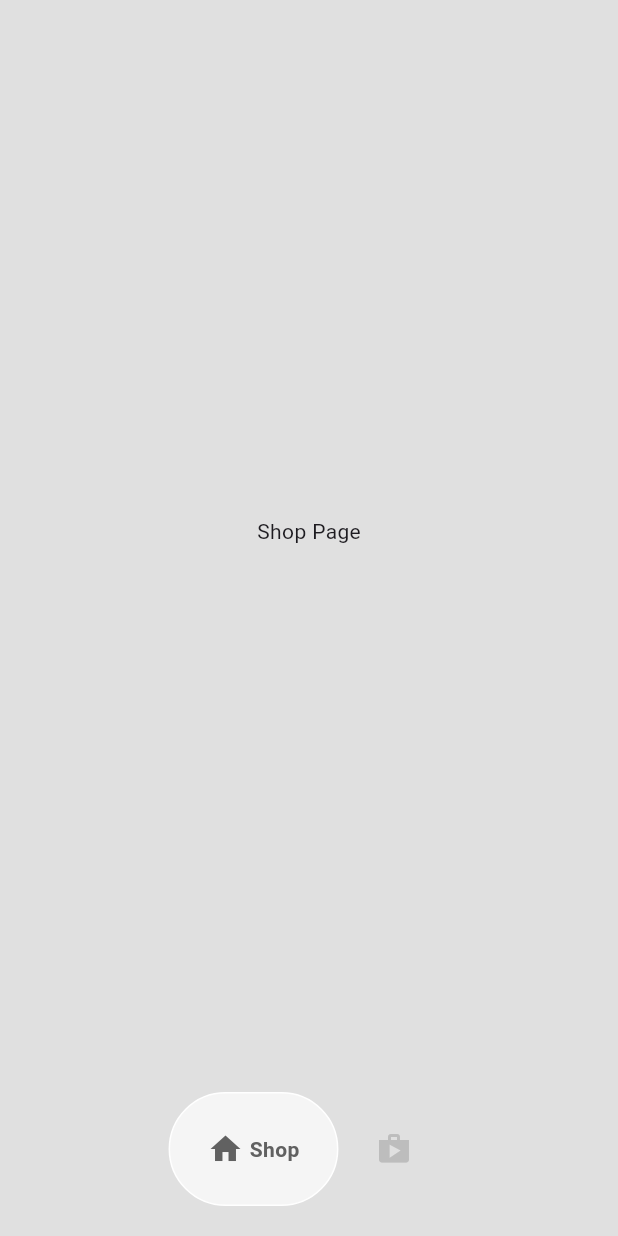
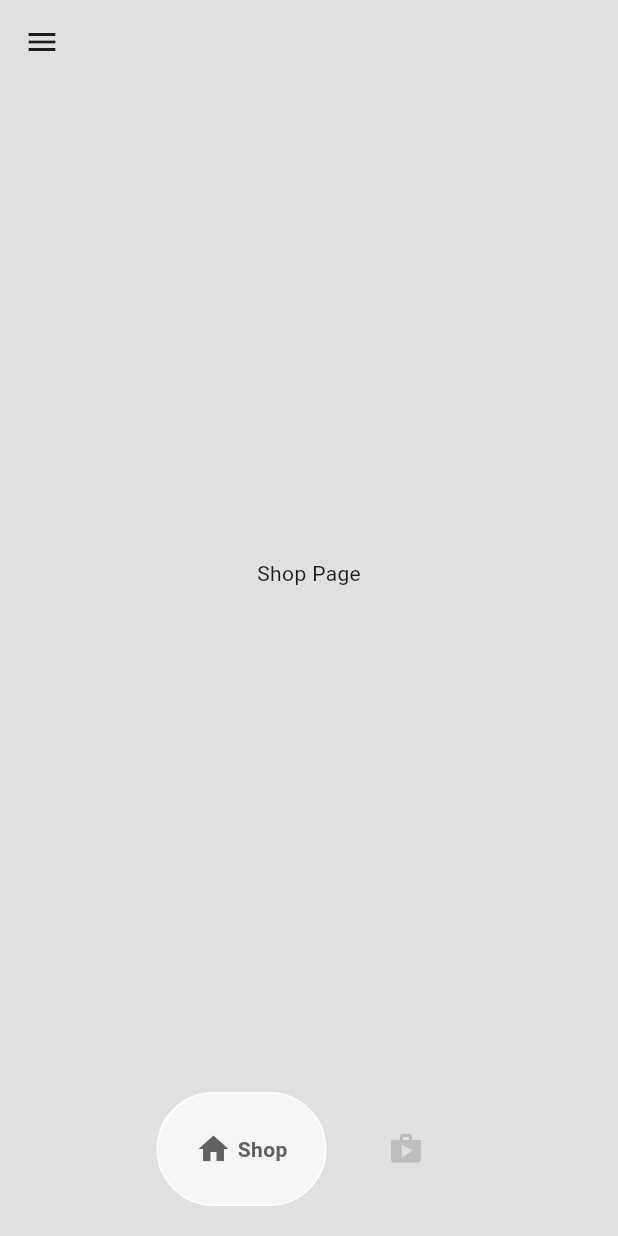
Before and after one commit to Neungzad/try_flutter, a Flutter app: the HomePage screen opened by its route, on a phone screen of 412 x 824 dp. Run offline on Flutter 3.47's test engine with Material 3 defaults, Android fonts, the phone set to English and light mode, and no system bars; drawn by our look-alikes of google_nav_bar.

Commit message:
feat: Add margin to icons in bottom navigation bar

```diff
--- a/lib/components/bottom_nav_bar.dart
+++ b/lib/components/bottom_nav_bar.dart
@@ -22,11 +22,13 @@
             icon: Icons.home,
             text: 'Shop',
             gap: 4, // Add margin between icon and text
+            margin: EdgeInsets.only(right: 8),
           ),
           GButton(
             icon: Icons.shop,
             text: 'Cart',
             gap: 4, // Add margin between icon and text
+            margin: EdgeInsets.only(left: 8),
           ),
         ],
         onTabChange: (index) => onTabChange(index),
--- a/lib/pages/home_page.dart
+++ b/lib/pages/home_page.dart
@@ -28,6 +28,78 @@
   Widget build(BuildContext context) {
     return Scaffold(
       backgroundColor: Colors.grey[300],
+      appBar: AppBar(
+        backgroundColor: Colors.transparent,
+        leading: Builder(builder: (context) {
+          return IconButton(
+            icon: const Icon(Icons.menu),
+            onPressed: () {
+              Scaffold.of(context).openDrawer();
+            },
+          );
+        }),
+      ),
+      drawer: Drawer(
+        backgroundColor: Colors.grey[900],
+        child: Column(
+          mainAxisAlignment: MainAxisAlignment.spaceBetween,
+          children: [
+            Column(
+              children: [
+                DrawerHeader(
+                  child: Image.asset(
+                    'lib/images/logo.png',
+                    width: 200,
+                    color: Colors.white,
+                  ),
+                ),
+                Padding(
+                  padding: const EdgeInsets.only(left: 25.0),
+                  child: ListTile(
+                    leading: const Icon(
+                      Icons.home,
+                      color: Colors.white,
+                    ),
+                    title: const Text(
+                      'Home',
+                      style: TextStyle(color: Colors.white),
+                    ),
+                    onTap: () {},
+                  ),
+                ),
+                Padding(
+                  padding: const EdgeInsets.only(left: 25.0),
+                  child: ListTile(
+                    leading: const Icon(
+                      Icons.info_outline_rounded,
+                      color: Colors.white,
+                    ),
+                    title: const Text(
+                      'About',
+                      style: TextStyle(color: Colors.white),
+                    ),
+                    onTap: () {},
+                  ),
+                ),
+              ],
+            ),
+            Padding(
+              padding: const EdgeInsets.only(left: 25.0, bottom: 25.0),
+              child: ListTile(
+                leading: const Icon(
+                  Icons.logout,
+                  color: Colors.white,
+                ),
+                title: const Text(
+                  'Logout',
+                  style: TextStyle(color: Colors.white),
+                ),
+                onTap: () {},
+              ),
+            ),
+          ],
+        ),
+      ),
       bottomNavigationBar: BottomNavBar(
         onTabChange: (index) => navigateBottomNavBar(index),
       ),
```
